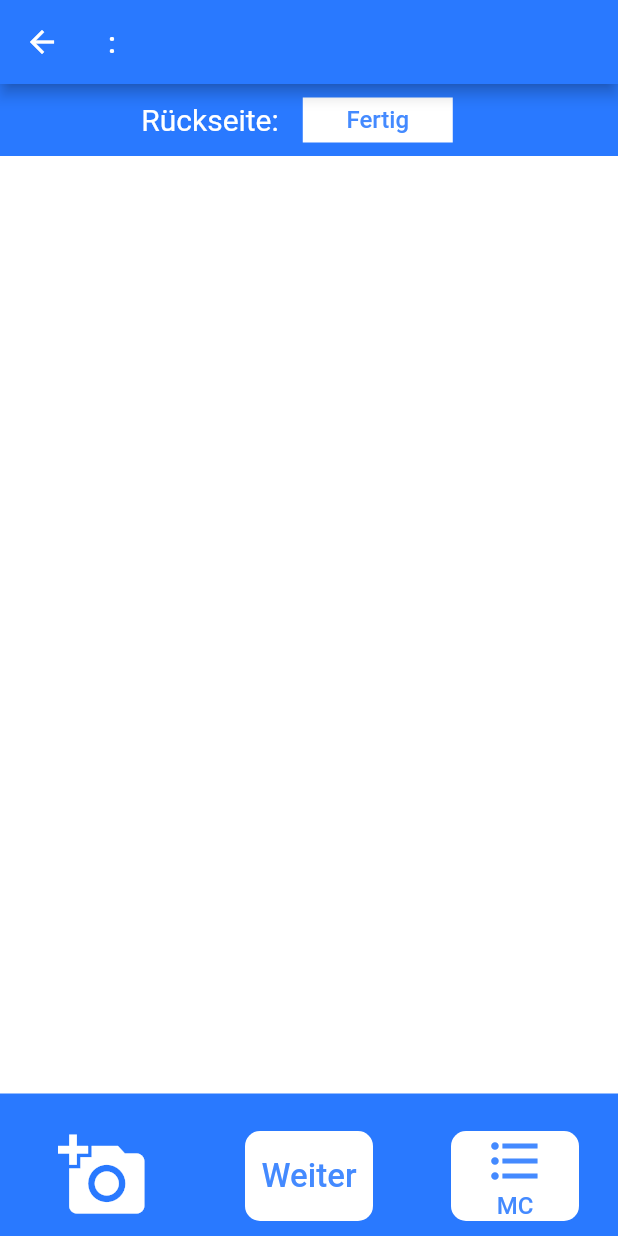
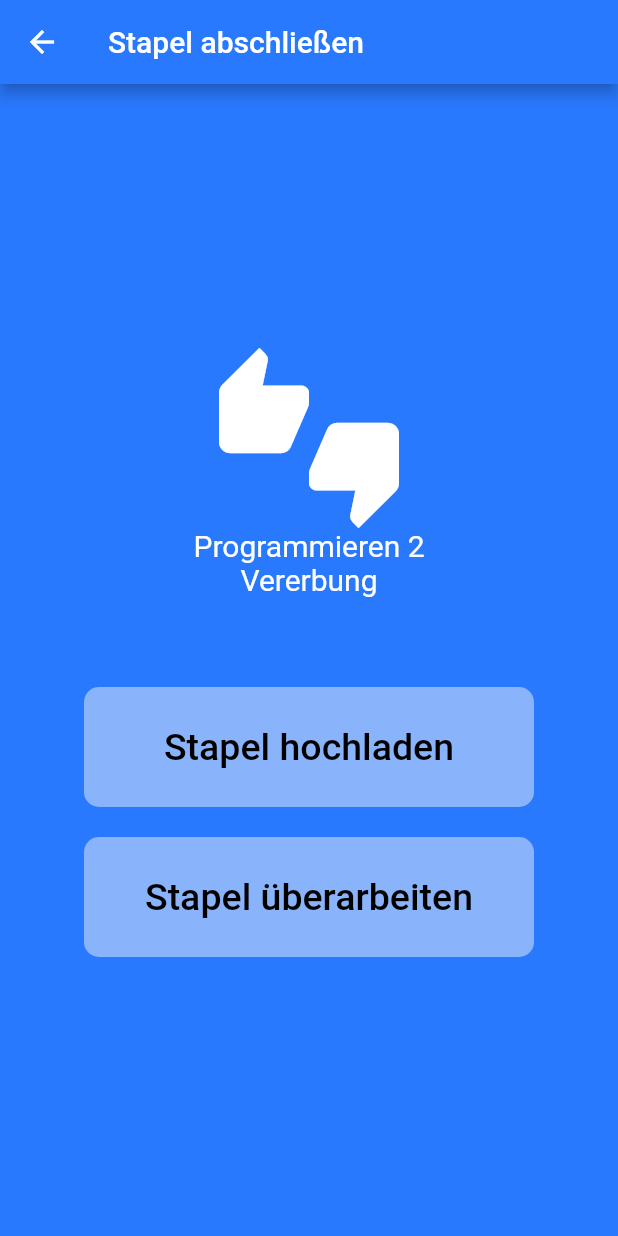
Before and after one commit to Schwinge12/Studycards, a Flutter app: the KarteErstellenRueckseite screen opened directly with empty values, after a tap on "Fertig", on a phone screen of 412 x 824 dp. Run offline on Flutter 3.47's test engine with Material 2 defaults, Android fonts, the phone set to English and light mode, and no system bars; our stand-ins replace flip_card; accounts and stored records are empty; Roboto replaces fonts that are missing (Baloobhai2-ExtraBold.ttf).

Commit message:
StapelAbschließenDozent Klasse erstellt StapelUeberarbeiten Klasse erstellt Kleinere Desing Änderungen

```diff
--- a/lib/DozentScreens/KarteErstellenRueckseite.dart
+++ b/lib/DozentScreens/KarteErstellenRueckseite.dart
@@ -1,13 +1,11 @@
 import 'package:flutter/cupertino.dart';
 import 'package:flutter/material.dart';
-//import 'package:flip_card/flip_card.dart';
-//import 'package:karteikartenapp/FertigstellenButton.dart';
 import 'package:karteikartenapp/MultipleChoiceButton.dart';
 import 'package:karteikartenapp/Speicherung/Karteikarte.dart';
-//import 'package:karteikartenapp/Speicherung/Speicherung.dart';
 import 'package:karteikartenapp/Speicherung/Userdata.dart';
 import 'package:karteikartenapp/WeiterButton.dart';
 import 'package:karteikartenapp/constants.dart';
+import 'StapelAbschliessenDozent.dart';
 
 
 class KarteErstellenRueckseite extends StatelessWidget {
@@ -19,7 +17,7 @@ class KarteErstellenRueckseite extends StatelessWidget {
   final String themengebiet;
   final Userdata userdata = new Userdata(); //Todo: Speicherung - Userdata in main anlegen und hierher Übergeben
 
-  final TextEditingController vorderseite= new TextEditingController();
+  final TextEditingController vorderseite = new TextEditingController();
   String eingabe;
 
   @override
@@ -34,21 +32,22 @@ class KarteErstellenRueckseite extends StatelessWidget {
             mainAxisAlignment: MainAxisAlignment.center,
             crossAxisAlignment:CrossAxisAlignment.stretch,
             children: <Widget>[
-
               Row(
                 mainAxisAlignment: MainAxisAlignment.center,
                 children: <Widget>[
                   Center(child: Text('Rückseite:',style: WeisserTextStyle,)),
                   FlatButton(
-                    onPressed: (){
+                    onPressed: (
+                        ){
                     //TODO Backend: Karte (Vorder & Rückseite) abspeichern
-                        userdata.einfuegen(
+                        /*userdata.einfuegen(
                             new Karteikarte()
                             .mitKurs(userdata.getFachMitString('Informatik')) // Inapp liste zum auswählen ?
                             .mitVorderSeite('irgendein Bsp. Text')
                             .mitRueckSeite('irgendein Bsp. Text')
-                        );
-                    },
+                        );*/
+                        Navigator.pushNamed(context, 'StapelAbschliessenDozent');
+                        },
                     child: Container(
                       width: 100,
                       height: 30,
@@ -58,7 +57,6 @@ class KarteErstellenRueckseite extends StatelessWidget {
                   ),
                 ],
               ),
-
 
               Expanded(
                 child: Container(
@@ -93,7 +91,6 @@ class KarteErstellenRueckseite extends StatelessWidget {
                       text: 'Weiter',
                     ),
                   ),
-
                 Expanded(
                   child: MultipleChoiceButton(
                       onPress:(){
--- a/lib/DozentScreens/MenuButton.dart
+++ b/lib/DozentScreens/MenuButton.dart
@@ -3,18 +3,13 @@ import 'package:karteikartenapp/constants.dart';
 
 class MenuButton extends StatelessWidget{
 
-
   MenuButton({@required this.text,this.onPress});
-
   final String text;
   final Function onPress;
-
   @override
   Widget build(BuildContext context) {
     return FlatButton(
-
       onPressed: onPress,
-
       child: Container(
         width: 300.0,
         height: 80.0,
@@ -22,7 +17,6 @@ class MenuButton extends StatelessWidget{
           child: Text(
             text,
             style: MenuButtonTextStyle,
-
           ),
         ),
         margin: EdgeInsets.all(10.0),
--- /dev/null
+++ b/lib/DozentScreens/StapelAbschliessenDozent.dart
@@ -0,0 +1,64 @@
+import 'package:flutter/material.dart';
+import 'package:flutter/cupertino.dart';
+import '../constants.dart';
+import 'MenuButton.dart';
+
+//TODO Frontend: Seite Scrollbar machen?:D
+
+class StapelAbschliessenDozent extends StatelessWidget {
+
+  //TODO Backend: Kursdaten an vorgefertigten Buttons/Textfeldern einfügen
+
+  StapelAbschliessenDozent({this.kurse});
+
+  final String kurse;
+  final String studienfach='Programmieren 2';
+  final String themengebiet='Vererbung';
+  @override
+
+  Widget build(BuildContext context) {
+    return Scaffold(
+      appBar: AppBar(
+        title: Text('Stapel abschließen'),
+        backgroundColor: Colors.blueAccent[400],
+      ),
+      body: Center(
+        child:Center(
+          child: Column(
+            mainAxisAlignment: MainAxisAlignment.center,
+             children: <Widget>[
+              //TODO Backend: Stapel hochladen
+
+               Icon(Icons.thumbs_up_down,size: 120,) ,
+
+               //TODO Backend/Datenbank Username anzeigen lassen
+               Text(studienfach,
+                   style: WeisserTextStyle,
+               ),
+               //TODO Backend/Datenbank Status als Dozent oder Student angeben
+               Text(themengebiet,
+                   style:WeisserTextStyle
+               ),
+               SizedBox(
+                 height: 50,
+               ),
+               MenuButton(
+                text: 'Stapel hochladen',
+                onPress: (){
+                Navigator.pushNamed(context, 'StapelErstellen');
+                },
+              ),
+
+              //TODO Backend: Stapel aus DB löschen
+
+              MenuButton(
+              text: 'Stapel überarbeiten',
+              onPress: (){
+                Navigator.pushNamed(context, 'StapelUeberarbeiten');
+                },
+    ),
+    ]
+    ),
+    )));
+  }
+}
--- a/lib/DozentScreens/StapelErstellen.dart
+++ b/lib/DozentScreens/StapelErstellen.dart
@@ -13,12 +13,8 @@ class StapelErstellen extends StatefulWidget{
 
   @override
   _StapelErstellen createState()=>_StapelErstellen();
-
 }
-
-
 class _StapelErstellen extends State<StapelErstellen> {
-
 
   final TextEditingController studiengang= new TextEditingController();
   String studiengangstring;
@@ -26,7 +22,6 @@ class _StapelErstellen extends State<StapelErstellen> {
   String studienfachstring;
   final TextEditingController themengebiet= new TextEditingController();
   String themengebietstring;
-
   @override
   Widget build(BuildContext context) {
     return Scaffold(
--- a/lib/FertigstellenButton.dart
+++ b/lib/FertigstellenButton.dart
@@ -9,7 +9,6 @@ class FertigstellenButton extends StatelessWidget{
 
   String text;
   final Function onPress;
-
 
   @override
   Widget build(BuildContext context) {
```
Also changed, not shown: lib/DozentScreens/MenuPage.dart (+0 -8 lines), lib/DozentScreens/StapelAbschliesenDozent.dart (deleted, +0 -38 lines), lib/DozentScreens/StapelUeberarbeiten.dart (added, +101 -0 lines), lib/main.dart (+6 -3 lines), 6 other files.
